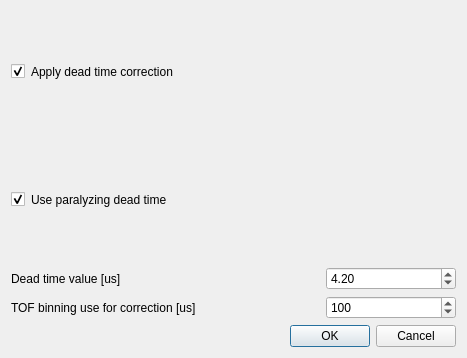
The window that RefRed/interfaces/deadtime_settings.ui (neutrons/RefRed) describes before a commit, drawn with Qt 5.
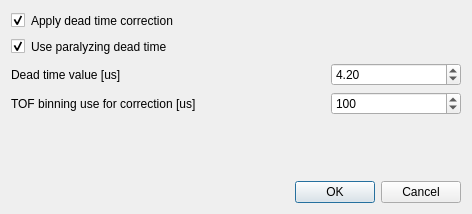
The same window after the commit.

Commit message: add dialog box

```diff
--- a/RefRed/interfaces/deadtime_settings.ui
+++ b/RefRed/interfaces/deadtime_settings.ui
@@ -6,8 +6,8 @@
    <rect>
     <x>0</x>
     <y>0</y>
-    <width>467</width>
-    <height>358</height>
+    <width>472</width>
+    <height>214</height>
    </rect>
   </property>
   <property name="windowTitle">
@@ -200,6 +200,19 @@
        </item>
       </layout>
      </item>
+     <item>
+      <spacer name="verticalSpacer">
+       <property name="orientation">
+        <enum>Qt::Vertical</enum>
+       </property>
+       <property name="sizeHint" stdset="0">
+        <size>
+         <width>20</width>
+         <height>40</height>
+        </size>
+       </property>
+      </spacer>
+     </item>
      <item>
       <layout class="QHBoxLayout" name="horizontalLayout_2">
        <item>
```
Left out of the diff: 40 changed lines with no effect on the pictures. The commit also changes 2 other files.
